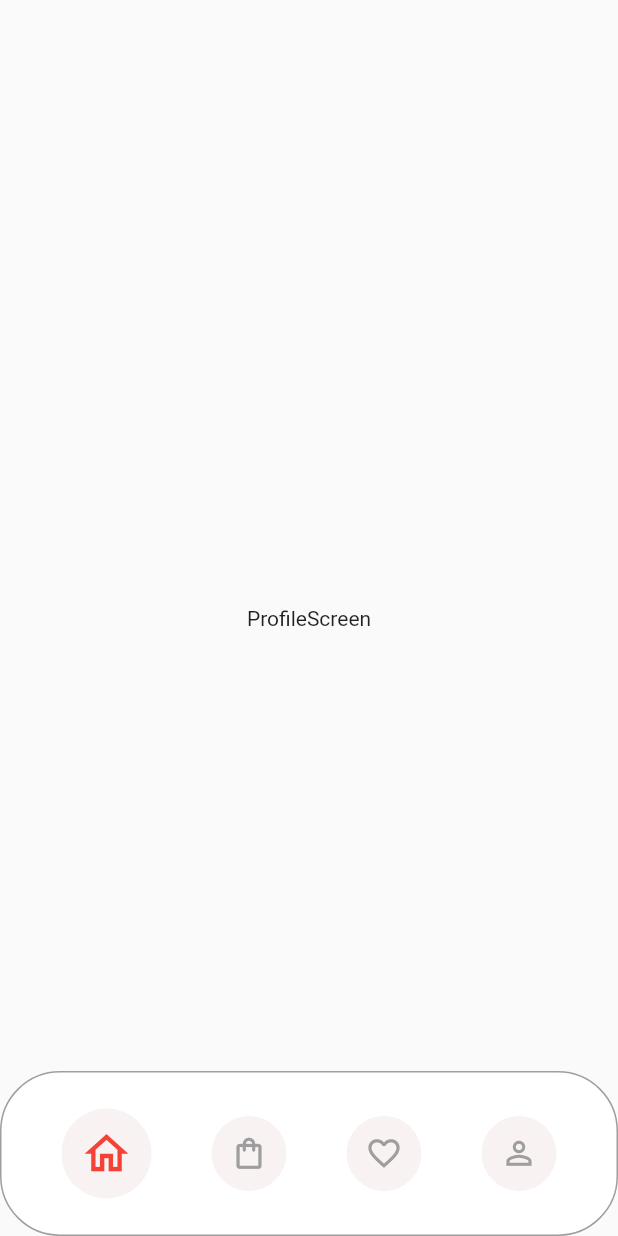
After one commit to jhongo/linio_app, a Flutter app: the MainScreen screen opened by its route, swiped to page 4, on a phone screen of 412 x 824 dp. The commit adds this screen. Run offline on Flutter 3.47's test engine with Material 2 defaults, Android fonts, the phone set to English and light mode, and no system bars; our stand-ins replace shared_preferences; accounts and stored records are empty.

```diff
--- a/lib/screens/main_screen.dart
+++ b/lib/screens/main_screen.dart
@@ -26,7 +26,7 @@ class _MainScreenState extends State<MainScreen> {
             HomeScreen(),
             ProductScreen(),
             CheckOutScreen(),
-            OnboardignScreen(),
+            ProfileScreen(),
           ],
         ),
         Positioned(
--- /dev/null
+++ b/lib/screens/profile_screen.dart
@@ -0,0 +1,15 @@
+import 'package:flutter/material.dart';
+
+class ProfileScreen extends StatelessWidget {
+
+  const ProfileScreen({Key? key}) : super(key: key);
+
+  @override
+  Widget build(BuildContext context) {
+    return const Scaffold(
+      body: Center(
+         child: Text('ProfileScreen'),
+      ),
+    );
+  }
+}
--- a/lib/screens/screens.dart
+++ b/lib/screens/screens.dart
@@ -1,3 +1,4 @@
+export 'package:linio_app/screens/profile_screen.dart';
 export 'package:linio_app/screens/checkout_screen.dart';
 export 'package:linio_app/screens/home_screen.dart';
 export 'package:linio_app/screens/onboarding_screen.dart';
```
Also changed, not shown: pubspec.yaml (+7 -0 lines), assets/icon/icon.png (added), pubspec.lock, 25 other files.
